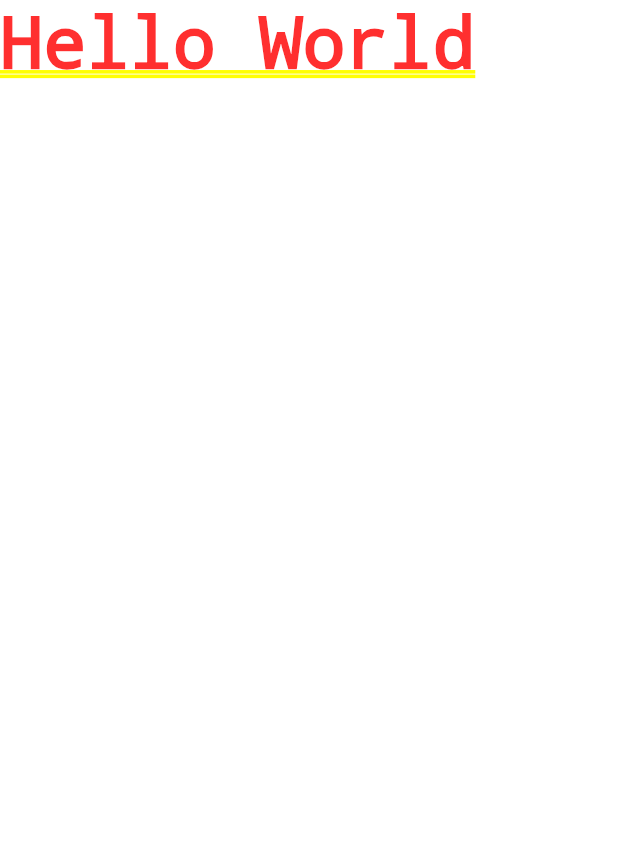
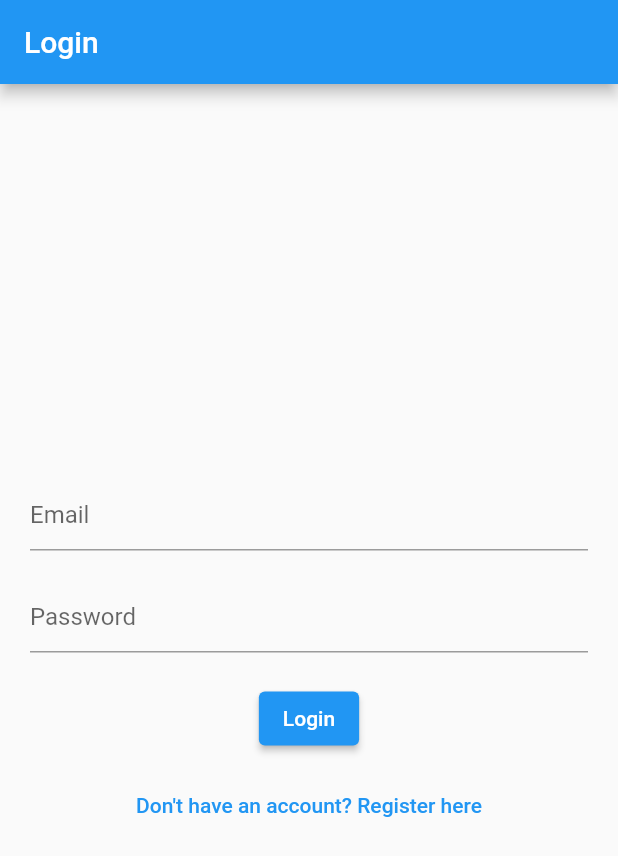
Before and after one commit to ahfasxp/story_app, a Flutter app: the screen it shows after launch, on a phone screen of 412 x 824 dp. Shown: the top 856 px of the screen. Run offline on Flutter 3.47's test engine with Material 2 defaults, Android fonts, the phone set to English and light mode, and no system bars; our stand-ins replace equatable, get, get_storage, image_picker.

Commit message:
add layer presentation

```diff
--- a/lib/main.dart
+++ b/lib/main.dart
@@ -1,4 +1,5 @@
 import 'package:flutter/material.dart';
+import 'package:story_app/presentation/pages/login_page.dart';
 
 void main() {
   runApp(const MyApp());
@@ -15,7 +16,7 @@ class MyApp extends StatelessWidget {
       theme: ThemeData(
         primarySwatch: Colors.blue,
       ),
-      home: const Text("Hello World"),
+      home: const LoginPage(),
     );
   }
 }
--- /dev/null
+++ b/lib/presentation/controller/login_controller.dart
@@ -0,0 +1,3 @@
+import 'package:get/state_manager.dart';
+
+class LoginController extends GetxController {}
--- /dev/null
+++ b/lib/presentation/pages/login_page.dart
@@ -0,0 +1,66 @@
+import 'package:flutter/material.dart';
+import 'package:story_app/presentation/pages/home_page.dart';
+import 'package:story_app/presentation/pages/register_page.dart';
+
+class LoginPage extends StatefulWidget {
+  const LoginPage({super.key});
+
+  @override
+  State<LoginPage> createState() => _LoginPageState();
+}
+
+class _LoginPageState extends State<LoginPage> {
+  final TextEditingController _emailController = TextEditingController();
+  final TextEditingController _passwordController = TextEditingController();
+
+  @override
+  Widget build(BuildContext context) {
+    return Scaffold(
+      appBar: AppBar(
+        title: const Text('Login'),
+      ),
+      body: Padding(
+        padding: const EdgeInsets.all(20.0),
+        child: Column(
+          mainAxisAlignment: MainAxisAlignment.center,
+          children: [
+            TextField(
+              controller: _emailController,
+              decoration: const InputDecoration(
+                hintText: 'Email',
+              ),
+            ),
+            const SizedBox(height: 20.0),
+            TextField(
+              controller: _passwordController,
+              obscureText: true,
+              decoration: const InputDecoration(
+                hintText: 'Password',
+              ),
+            ),
+            const SizedBox(height: 20.0),
+            ElevatedButton(
+              onPressed: () {
+                Navigator.push(
+                  context,
+                  MaterialPageRoute(builder: (context) => const HomePage()),
+                );
+              },
+              child: const Text('Login'),
+            ),
+            const SizedBox(height: 10.0),
+            TextButton(
+              onPressed: () {
+                Navigator.push(
+                  context,
+                  MaterialPageRoute(builder: (context) => const RegisterPage()),
+                );
+              },
+              child: const Text('Don\'t have an account? Register here'),
+            ),
+          ],
+        ),
+      ),
+    );
+  }
+}
--- a/pubspec.yaml
+++ b/pubspec.yaml
@@ -32,8 +32,10 @@ dependencies:
   equatable: ^2.0.5
   flutter:
     sdk: flutter
+  get: ^4.6.5
   get_storage: ^2.1.1
   http: ^0.13.5
+  image_picker: ^0.8.7
 
 dev_dependencies:
   flutter_lints: ^2.0.0
```
Also changed, not shown: lib/presentation/pages/add_story_page.dart (added, +119 -0 lines), lib/presentation/pages/detail_story_page.dart (added, +52 -0 lines), lib/presentation/pages/home_page.dart (added, +94 -0 lines), lib/presentation/pages/register_page.dart (added, +59 -0 lines), pubspec.lock, 5 other files.
